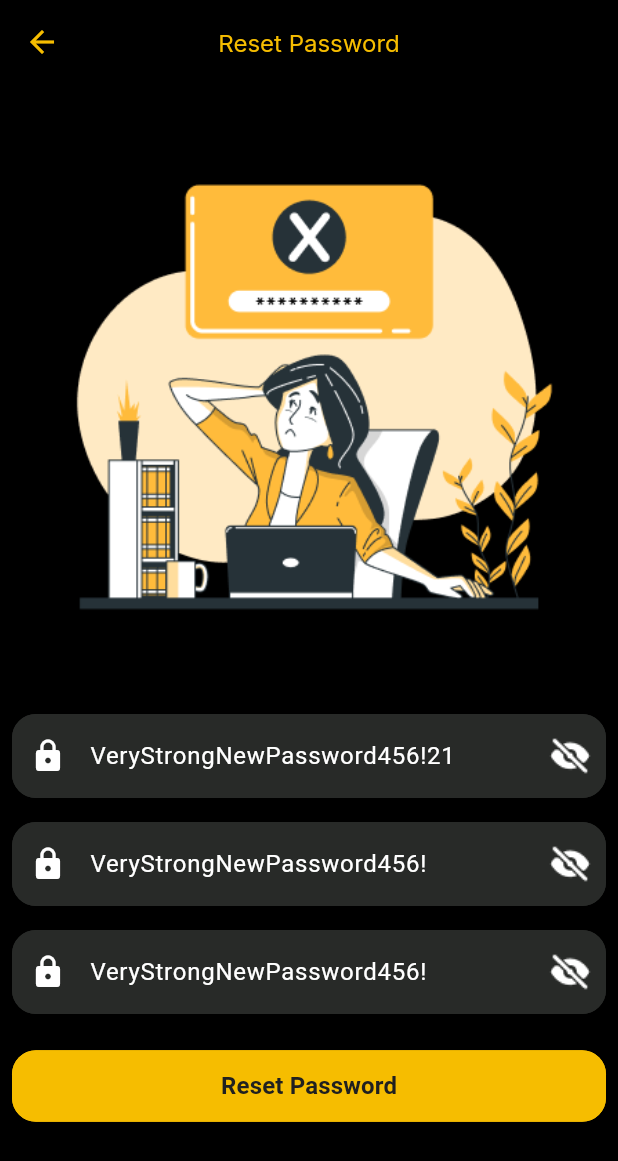
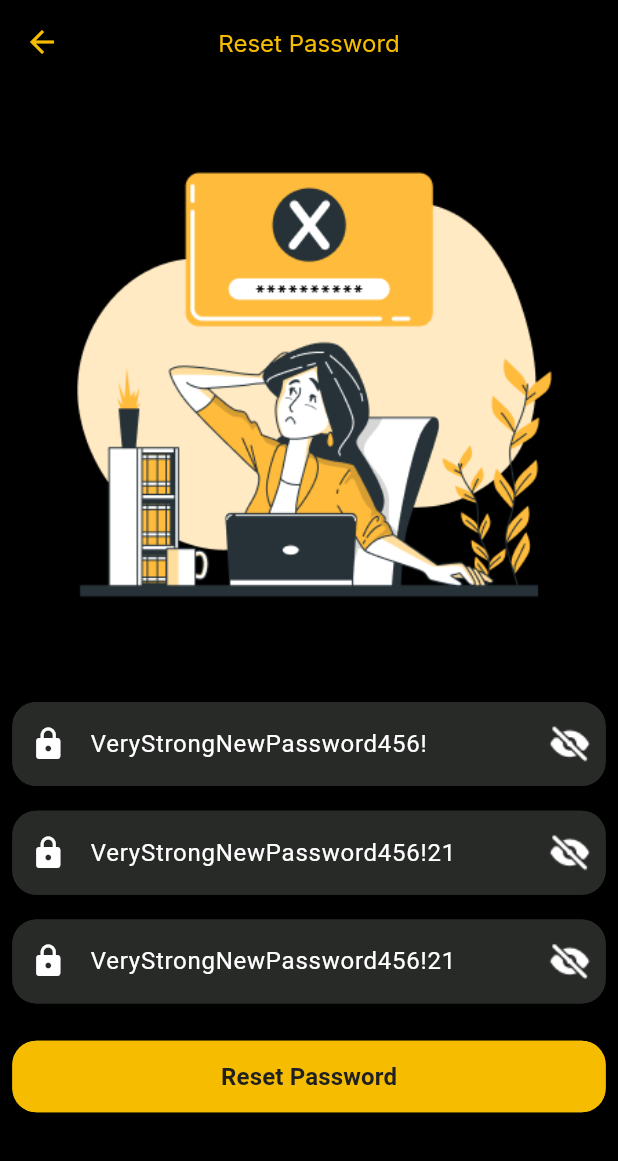
Before and after one commit to Mustafa-Mohamed26/movies, a Flutter app: the ResetPassword screen opened by its route, on a phone screen of 412 x 824 dp. Shown: the top 1161 px of the screen. Run offline on Flutter 3.47's test engine with Material 3 defaults, Android fonts, the phone set to English and light mode, and no system bars; our stand-ins replace cached_network_image, carousel_slider, flutter_bloc, flutter_switch, google_fonts, hive and 1 more; missing offline and left inert: colorful_iconify_flutter, iconify_flutter; accounts and stored records are empty.

Commit message:
add token all methods need token + chick reset well

```diff
--- a/lib/main.dart
+++ b/lib/main.dart
@@ -56,7 +56,7 @@ class MyApp extends StatelessWidget {
     return MaterialApp(
       debugShowCheckedModeBanner: false,
 
-      initialRoute: AppRoutes.register,
+      initialRoute: AppRoutes.login,
       routes: {
         AppRoutes.login: (context) => LoginScreen(),
         AppRoutes.register: (context) => RegisterScreen(),
--- a/lib/ui/auth/login_screen/login_screen.dart
+++ b/lib/ui/auth/login_screen/login_screen.dart
@@ -1,5 +1,6 @@
 import 'package:flutter/material.dart';
 import 'package:flutter_bloc/flutter_bloc.dart';
+import 'package:movies/utils/app_routes.dart';
 
 import '../../../utils/app_assets.dart';
 import '../../../utils/app_colors.dart';
@@ -23,6 +24,7 @@ class LoginScreen extends StatelessWidget {
     var width = MediaQuery.of(context).size.width;
     var height = MediaQuery.of(context).size.height;
     return BlocListener<LoginViewModel, LoginStates>(
+      bloc: viewModel,
       listener: (BuildContext context, state) {
         if (state is LoginLoadingState) {
           DialogUtils.showLoading(context: context, loadingText: "Loading...");
@@ -32,6 +34,7 @@ class LoginScreen extends StatelessWidget {
             context: context,
             message: state.successMessage,
           );
+          Navigator.of(context).pushNamedAndRemoveUntil(AppRoutes.resetPassword, (route) => false,);
         } else if (state is LoginErrorState) {
           DialogUtils.hideLoading(context: context);
           DialogUtils.showMessage(
--- a/lib/ui/home/profile_tab/reset_password.dart
+++ b/lib/ui/home/profile_tab/reset_password.dart
@@ -24,15 +24,15 @@ class ResetPassword extends StatefulWidget {
 
 class _ResetPasswordState extends State<ResetPassword> {
   final TextEditingController password = TextEditingController(
+      text: "VeryStrongNewPassword456!"
+  );
+
+  final TextEditingController newPassword = TextEditingController(
       text: "VeryStrongNewPassword456!21"
   );
 
-  final TextEditingController newPassword = TextEditingController(
-      text: "VeryStrongNewPassword456!"
-  );
-
   final TextEditingController newPasswordConfirm = TextEditingController(
-      text: "VeryStrongNewPassword456!"
+      text: "VeryStrongNewPassword456!21"
   );
 
   final GlobalKey<FormState> formKey = GlobalKey<FormState>();
@@ -42,6 +42,8 @@ class _ResetPasswordState extends State<ResetPassword> {
 
   @override
   Widget build(BuildContext context) {
+    var height= MediaQuery.of(context).size.height;
+    var width= MediaQuery.of(context).size.width;
     return BlocListener<ResetPasswordCubit,ResetPasswordState>(
        bloc: viewModel,
         listener: (context, state) {
@@ -69,7 +71,9 @@ class _ResetPasswordState extends State<ResetPassword> {
         ),
         body: SingleChildScrollView(
           child: Padding(
-            padding: const EdgeInsets.all(8.0),
+            padding:  EdgeInsets.symmetric(
+              horizontal: width*0.02
+            ),
             child: Column(
               children: [
                 Image.asset(AppAssets.forgotPassword),
@@ -77,7 +81,7 @@ class _ResetPasswordState extends State<ResetPassword> {
                   key: formKey,
                   child: Column(
                     children: [
-                      const SizedBox(height: 16),
+                       SizedBox(height:height*0.02),
                       CustomTextField(
                         validate: (text) {
                           if (text == null || text.trim().isEmpty) {
@@ -96,7 +100,7 @@ class _ResetPasswordState extends State<ResetPassword> {
                           color: AppColors.white,
                         ),
                       ),
-                      const SizedBox(height: 16),
+                       SizedBox(height: height*0.02),
                       CustomTextField(
                         validate: (text) {
                           if (text == null || text.trim().isEmpty) {
@@ -117,7 +121,7 @@ class _ResetPasswordState extends State<ResetPassword> {
                           color: AppColors.white,
                         ),
                       ),
-                      const SizedBox(height: 16),
+                       SizedBox(height: height*0.02),
                       CustomTextField(
                         validate: (text) {
                           if (text == null || text.trim().isEmpty) {
@@ -139,7 +143,7 @@ class _ResetPasswordState extends State<ResetPassword> {
                           color: AppColors.white,
                         ),
                       ),
-                      const SizedBox(height: 24),
+                       SizedBox(height: height*0.03),
                     ],
                   ),
                 ),
--- a/lib/ui/home/profile_tab/update_profile.dart
+++ b/lib/ui/home/profile_tab/update_profile.dart
@@ -1,10 +1,10 @@
 import 'package:flutter/material.dart';
+import 'package:movies/api/api_manager.dart';
 import 'package:movies/models/update_profile_request.dart';
 import 'package:movies/utils/app_assets.dart';
 import 'package:movies/utils/app_colors.dart';
 import 'package:movies/utils/app_styles.dart';
 
-import '../../../api/api_manager.dart' as ApiManager;
 
 class UpdateProfile extends StatelessWidget {
   const UpdateProfile({super.key});
```
Also changed, not shown: lib/api/api_manager.dart (+37 -32 lines), lib/api/token.dart (added, +48 -0 lines), lib/bloc/reset_cubit/reset_password_cubit.dart (+4 -3 lines), lib/ui/auth/login_screen/bloc/register_view_model.dart (+6 -2 lines).
